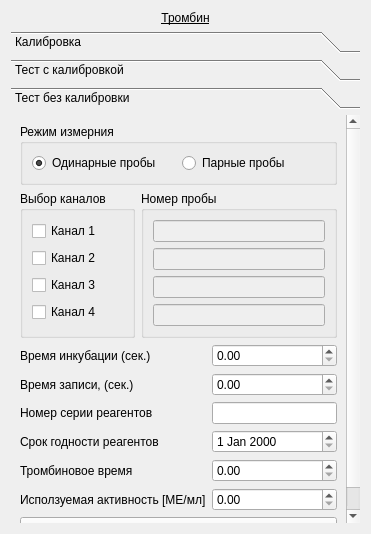
Qt form choisedialog/ko4.ui (krang4d/Agrekola) before a commit.
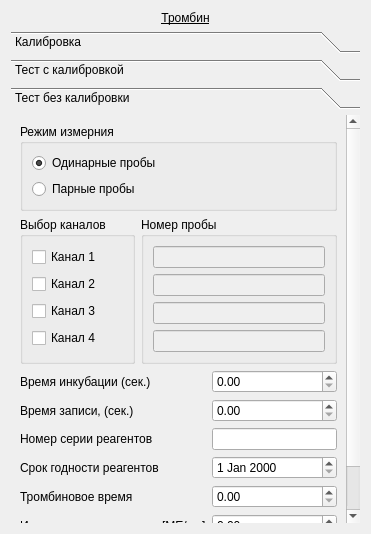
The same form after that commit.

Commit message: load parameters form xml to form ko1

```diff
--- a/choisedialog/ko4.ui
+++ b/choisedialog/ko4.ui
@@ -383,8 +383,8 @@
        <rect>
         <x>0</x>
         <y>0</y>
-        <width>353</width>
-        <height>416</height>
+        <width>336</width>
+        <height>423</height>
        </rect>
       </property>
       <attribute name="label">
@@ -408,7 +408,7 @@
          <property name="checkable">
           <bool>false</bool>
          </property>
-         <layout class="QHBoxLayout" name="horizontalLayout_4">
+         <layout class="QVBoxLayout" name="verticalLayout_5">
           <item>
            <widget class="QRadioButton" name="radioButton_test2Single">
             <property name="text">
```
The commit also changes 5 other files.
